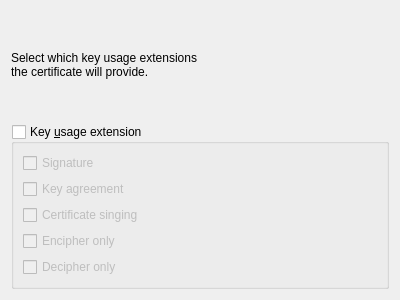
This is resources/ui/widget/keyusagewidget.ui in jdoubleu/certman as Qt 5 draws it before an edit. The edited form follows.
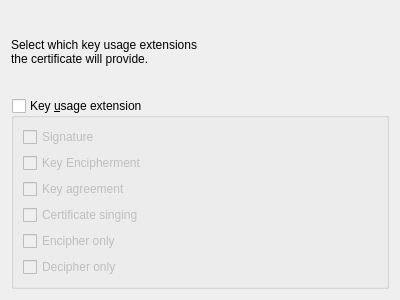
This is the edited form.

Commit message:
Add required "Key Encipherment" checkbox to KeyUsageWidget
This flag in KeyUsage X509v3 extension is required for server certificates.

The edit to the form file:
```diff
--- a/resources/ui/widget/keyusagewidget.ui
+++ b/resources/ui/widget/keyusagewidget.ui
@@ -44,6 +44,13 @@
         </property>
        </widget>
       </item>
+      <item>
+       <widget class="QCheckBox" name="key_encipherment">
+        <property name="text">
+         <string>Key Encipherment</string>
+        </property>
+       </widget>
+      </item>
       <item>
        <widget class="QCheckBox" name="key_agreement_toggle">
         <property name="text">
```
The commit also changes 1 other file.
